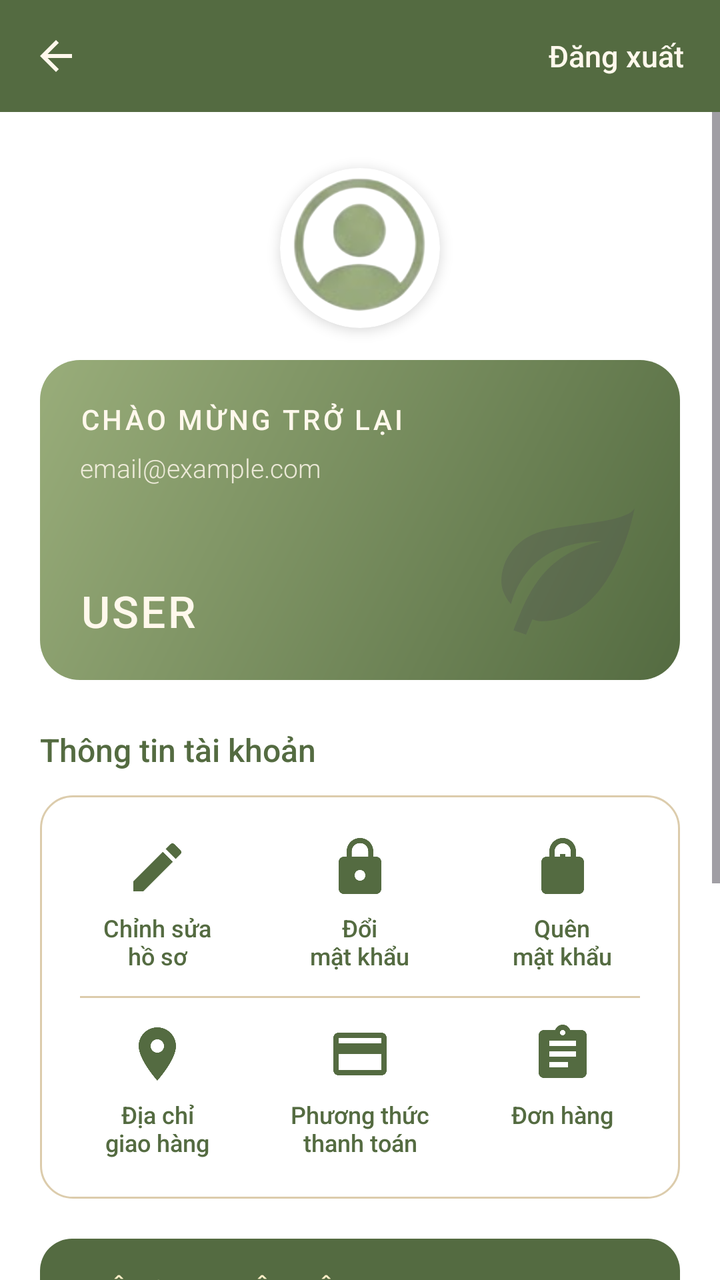
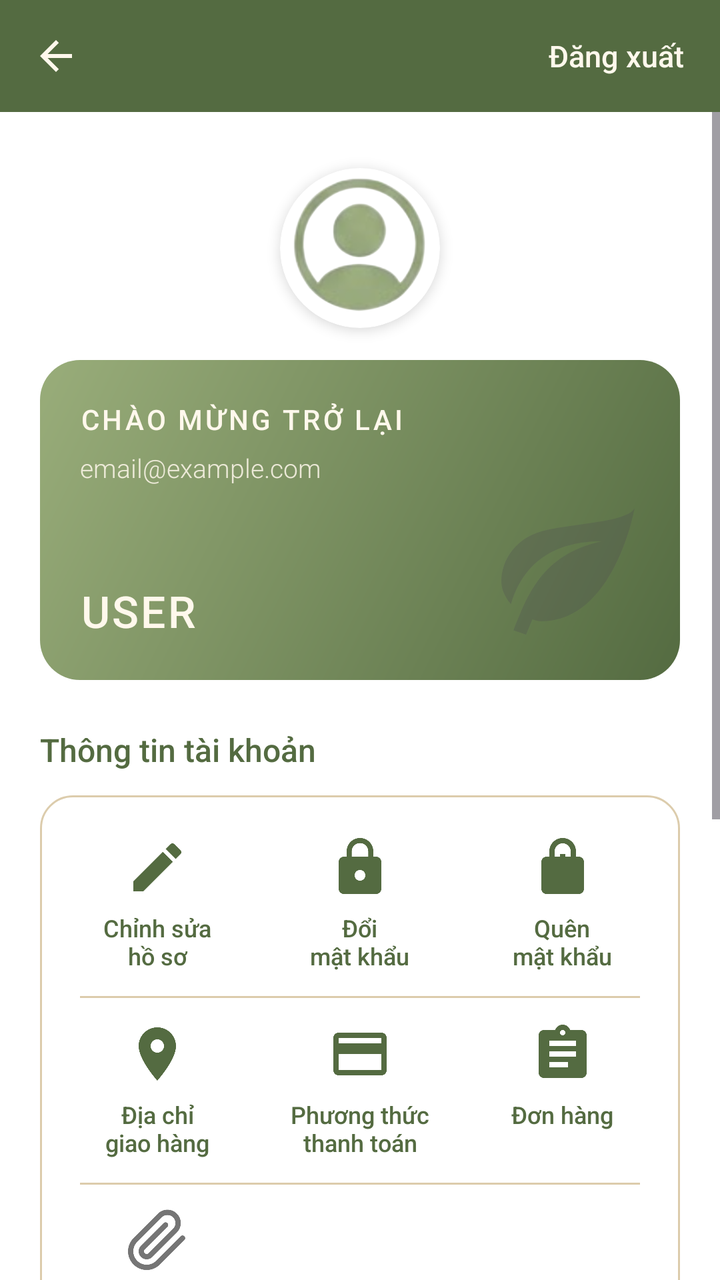

Before-and-after screenshots of an Android layout around one commit, followed by the original layout XML and the change that was made.
<!-- AndroidManifest.xml: application theme Theme.FinalApp -->
<!-- res/layout/activity_profile.xml -->
<?xml version="1.0" encoding="utf-8"?>
<LinearLayout xmlns:android="http://schemas.android.com/apk/res/android"
    xmlns:app="http://schemas.android.com/apk/res-auto"
    xmlns:tools="http://schemas.android.com/tools"
    android:id="@+id/profile_root"
    android:layout_width="match_parent"
    android:layout_height="match_parent"
    android:orientation="vertical"
    android:background="@color/background"
    tools:context=".ProfileActivity">

    
    <LinearLayout
        android:id="@+id/profile_header_bar"
        android:layout_width="match_parent"
        android:layout_height="wrap_content"
        android:background="@color/primary"
        android:minHeight="56dp"
        android:gravity="center_vertical"
        android:orientation="horizontal"
        android:paddingStart="4dp"
        android:paddingEnd="8dp">

        <ImageButton
            android:id="@+id/btnBack"
            android:layout_width="48dp"
            android:layout_height="48dp"
            android:background="?attr/selectableItemBackgroundBorderless"
            android:src="@drawable/ic_arrow_back"
            android:padding="10dp"
            app:tint="@color/text_button"
            android:contentDescription="@string/product_cart_desc"/>

        <View
            android:layout_width="0dp"
            android:layout_height="1dp"
            android:layout_weight="1"/>

        <TextView
            android:id="@+id/tv_header_logout"
            android:layout_width="wrap_content"
            android:layout_height="wrap_content"
            android:padding="10dp"
            android:text="@string/str_logout"
            android:textColor="@color/text_button"
            android:textSize="15sp"
            android:fontFamily="sans-serif-medium"
            android:background="?attr/selectableItemBackground"
            android:clickable="true"
            android:focusable="true"/>
    </LinearLayout>

    
    <ScrollView
        android:layout_width="match_parent"
        android:layout_height="0dp"
        android:layout_weight="1"
        android:fillViewport="true">

        <LinearLayout
            android:layout_width="match_parent"
            android:layout_height="wrap_content"
            android:orientation="vertical"
            android:padding="20dp">

            
            <androidx.cardview.widget.CardView
                android:id="@+id/cardProfileAvatar"
                android:layout_width="80dp"
                android:layout_height="80dp"
                android:layout_gravity="center_horizontal"
                android:layout_marginTop="8dp"
                android:layout_marginBottom="16dp"
                app:cardCornerRadius="40dp"
                app:cardElevation="4dp">

                <ImageView
                    android:id="@+id/iv_profile_avatar"
                    android:layout_width="match_parent"
                    android:layout_height="match_parent"
                    android:scaleType="centerCrop"
                    android:src="@mipmap/ic_account"
                    android:contentDescription="@string/product_logo_desc"/>
            </androidx.cardview.widget.CardView>

            
            <FrameLayout
                android:layout_width="match_parent"
                android:layout_height="160dp"
                android:background="@drawable/bg_welcome_card">

                <LinearLayout
                    android:layout_width="match_parent"
                    android:layout_height="wrap_content"
                    android:layout_gravity="top|start"
                    android:orientation="vertical"
                    android:padding="20dp">

                    <TextView
                        android:layout_width="wrap_content"
                        android:layout_height="wrap_content"
                        android:text="@string/str_profile_welcome_back"
                        android:textColor="@color/text_button"
                        android:textSize="14sp"
                        android:letterSpacing="0.1"
                        android:fontFamily="sans-serif-medium"/>

                    <TextView
                        android:id="@+id/tv_welcome_email"
                        android:layout_width="wrap_content"
                        android:layout_height="wrap_content"
                        android:layout_marginTop="6dp"
                        android:text="@string/str_profile_email_example"
                        android:textColor="@color/text_button"
                        android:textSize="13sp"
                        android:alpha="0.85"
                        android:fontFamily="sans-serif-light"/>
                </LinearLayout>

                <TextView
                    android:id="@+id/tv_welcome_name_big"
                    android:layout_width="wrap_content"
                    android:layout_height="wrap_content"
                    android:layout_gravity="bottom|start"
                    android:layout_margin="20dp"
                    android:text="@string/str_profile_user_default"
                    android:textColor="@color/text_button"
                    android:textSize="22sp"
                    android:letterSpacing="0.05"
                    android:fontFamily="sans-serif-medium"/>

                <ImageView
                    android:layout_width="80dp"
                    android:layout_height="80dp"
                    android:layout_gravity="bottom|end"
                    android:layout_margin="16dp"
                    android:alpha="0.25"
                    android:src="@drawable/ic_leaf"
                    android:contentDescription="@string/product_logo_desc"/>
            </FrameLayout>

            
            <TextView
                android:layout_width="wrap_content"
                android:layout_height="wrap_content"
                android:layout_marginTop="24dp"
                android:text="@string/str_profile_account_info"
                android:textColor="@color/text_main"
                android:textSize="16sp"
                android:fontFamily="sans-serif-medium"/>

            
            <LinearLayout
                android:layout_width="match_parent"
                android:layout_height="wrap_content"
                android:layout_marginTop="12dp"
                android:background="@drawable/bg_menu_grid_card"
                android:orientation="vertical"
                android:padding="8dp">

                
                <LinearLayout
                    android:layout_width="match_parent"
                    android:layout_height="wrap_content"
                    android:orientation="horizontal">

                    <LinearLayout
                        android:id="@+id/menu_edit_profile"
                        android:layout_width="0dp"
                        android:layout_height="wrap_content"
                        android:layout_weight="1"
                        android:background="?attr/selectableItemBackground"
                        android:clickable="true"
                        android:focusable="true"
                        android:gravity="center"
                        android:orientation="vertical"
                        android:padding="12dp">

                        <ImageView
                            android:layout_width="32dp"
                            android:layout_height="32dp"
                            android:src="@drawable/ic_menu_edit_profile"
                            android:contentDescription="@string/edit_profile"/>

                        <TextView
                            android:layout_width="wrap_content"
                            android:layout_height="wrap_content"
                            android:layout_marginTop="6dp"
                            android:gravity="center"
                            android:text="@string/str_menu_edit_profile"
                            android:textColor="@color/text_main"
                            android:textSize="12sp"
                            android:fontFamily="sans-serif-medium"/>
                    </LinearLayout>

                    <LinearLayout
                        android:id="@+id/menu_change_password"
                        android:layout_width="0dp"
                        android:layout_height="wrap_content"
                        android:layout_weight="1"
                        android:background="?attr/selectableItemBackground"
                        android:clickable="true"
                        android:focusable="true"
                        android:gravity="center"
                        android:orientation="vertical"
                        android:padding="12dp">

                        <ImageView
                            android:layout_width="32dp"
                            android:layout_height="32dp"
                            android:src="@drawable/ic_menu_password"
                            android:contentDescription="@string/change_password"/>

                        <TextView
                            android:layout_width="wrap_content"
                            android:layout_height="wrap_content"
                            android:layout_marginTop="6dp"
                            android:gravity="center"
                            android:text="@string/str_menu_change_password"
                            android:textColor="@color/text_main"
                            android:textSize="12sp"
                            android:fontFamily="sans-serif-medium"/>
                    </LinearLayout>

                    <LinearLayout
                        android:id="@+id/menu_forgot_password"
                        android:layout_width="0dp"
                        android:layout_height="wrap_content"
                        android:layout_weight="1"
                        android:background="?attr/selectableItemBackground"
                        android:clickable="true"
                        android:focusable="true"
                        android:gravity="center"
                        android:orientation="vertical"
                        android:padding="12dp">

                        <ImageView
                            android:layout_width="32dp"
                            android:layout_height="32dp"
                            android:src="@drawable/ic_menu_forgot_password"
                            android:contentDescription="@string/forgot_password_title"/>

                        <TextView
                            android:layout_width="wrap_content"
                            android:layout_height="wrap_content"
                            android:layout_marginTop="6dp"
                            android:gravity="center"
                            android:text="@string/str_menu_forgot_password"
                            android:textColor="@color/text_main"
                            android:textSize="12sp"
                            android:fontFamily="sans-serif-medium"/>
                    </LinearLayout>
                </LinearLayout>

                
                <View
                    android:layout_width="match_parent"
                    android:layout_height="1dp"
                    android:layout_marginStart="12dp"
                    android:layout_marginEnd="12dp"
                    android:background="@color/timestamp"/>

                
                <LinearLayout
                    android:layout_width="match_parent"
                    android:layout_height="wrap_content"
                    android:orientation="horizontal">

                    <LinearLayout
                        android:id="@+id/menu_address"
                        android:layout_width="0dp"
                        android:layout_height="wrap_content"
                        android:layout_weight="1"
                        android:background="?attr/selectableItemBackground"
                        android:clickable="true"
                        android:focusable="true"
                        android:gravity="center"
                        android:orientation="vertical"
                        android:padding="12dp">

                        <ImageView
                            android:layout_width="32dp"
                            android:layout_height="32dp"
                            android:src="@drawable/ic_menu_address"
                            android:contentDescription="@string/shipping_address_title"/>

                        <TextView
                            android:layout_width="wrap_content"
                            android:layout_height="wrap_content"
                            android:layout_marginTop="6dp"
                            android:gravity="center"
                            android:text="@string/str_menu_address"
                            android:textColor="@color/text_main"
                            android:textSize="12sp"
                            android:fontFamily="sans-serif-medium"/>
                    </LinearLayout>

                    <LinearLayout
                        android:id="@+id/menu_payment"
                        android:layout_width="0dp"
                        android:layout_height="wrap_content"
                        android:layout_weight="1"
                        android:background="?attr/selectableItemBackground"
                        android:clickable="true"
                        android:focusable="true"
                        android:gravity="center"
                        android:orientation="vertical"
                        android:padding="12dp">

                        <ImageView
                            android:layout_width="32dp"
                            android:layout_height="32dp"
                            android:src="@drawable/ic_menu_payment"
                            android:contentDescription="@string/payment_method_title"/>

                        <TextView
                            android:layout_width="wrap_content"
                            android:layout_height="wrap_content"
                            android:layout_marginTop="6dp"
                            android:gravity="center"
                            android:text="@string/str_menu_payment"
                            android:textColor="@color/text_main"
                            android:textSize="12sp"
                            android:fontFamily="sans-serif-medium"/>
                    </LinearLayout>

                    <LinearLayout
                        android:id="@+id/menu_orders"
                        android:layout_width="0dp"
                        android:layout_height="wrap_content"
                        android:layout_weight="1"
                        android:background="?attr/selectableItemBackground"
                        android:clickable="true"
                        android:focusable="true"
                        android:gravity="center"
                        android:orientation="vertical"
                        android:padding="12dp">

                        <ImageView
                            android:layout_width="32dp"
                            android:layout_height="32dp"
                            android:src="@drawable/ic_menu_orders"
                            android:contentDescription="@string/str_menu_orders"/>

                        <TextView
                            android:layout_width="wrap_content"
                            android:layout_height="wrap_content"
                            android:layout_marginTop="6dp"
                            android:gravity="center"
                            android:text="@string/str_menu_orders"
                            android:textColor="@color/text_main"
                            android:textSize="12sp"
                            android:fontFamily="sans-serif-medium"/>
                    </LinearLayout>
                </LinearLayout>
            </LinearLayout>

            
            <LinearLayout
                android:layout_width="match_parent"
                android:layout_height="wrap_content"
                android:layout_marginTop="20dp"
                android:layout_marginBottom="20dp"
                android:background="@drawable/bg_profile_card_green"
                android:orientation="vertical"
                android:padding="16dp">

                <TextView
                    android:layout_width="wrap_content"
                    android:layout_height="wrap_content"
                    android:text="@string/str_profile_contact_info"
                    android:textColor="#FFEFC8"
                    android:textSize="13sp"
                    android:letterSpacing="0.05"
                    android:fontFamily="sans-serif-medium"/>

                
                <TextView
                    android:layout_width="wrap_content"
                    android:layout_height="wrap_content"
                    android:layout_marginTop="14dp"
                    android:text="@string/str_phone_number"
                    android:textColor="#AAFFFFFF"
                    android:textSize="12sp"
                    android:fontFamily="sans-serif-light"/>

                <TextView
                    android:id="@+id/tv_profile_phone"
                    android:layout_width="wrap_content"
                    android:layout_height="wrap_content"
                    android:layout_marginTop="2dp"
                    android:text="@string/str_not_updated"
                    android:textColor="@color/white"
                    android:textSize="15sp"
                    android:fontFamily="sans-serif-medium"/>

                <View
                    android:layout_width="match_parent"
                    android:layout_height="1dp"
                    android:layout_marginTop="10dp"
                    android:layout_marginBottom="10dp"
                    android:background="#33FFFFFF"/>

                
                <TextView
                    android:layout_width="wrap_content"
                    android:layout_height="wrap_content"
                    android:text="@string/str_address"
                    android:textColor="#AAFFFFFF"
                    android:textSize="12sp"
                    android:fontFamily="sans-serif-light"/>

                <TextView
                    android:id="@+id/tv_profile_address"
                    android:layout_width="match_parent"
                    android:layout_height="wrap_content"
                    android:layout_marginTop="2dp"
                    android:text="@string/str_not_updated"
                    android:textColor="@color/white"
                    android:textSize="15sp"
                    android:fontFamily="sans-serif-medium"/>

                <View
                    android:layout_width="match_parent"
                    android:layout_height="1dp"
                    android:layout_marginTop="10dp"
                    android:layout_marginBottom="10dp"
                    android:background="#33FFFFFF"/>

                
                <TextView
                    android:layout_width="wrap_content"
                    android:layout_height="wrap_content"
                    android:text="@string/str_email_label"
                    android:textColor="#AAFFFFFF"
                    android:textSize="12sp"
                    android:fontFamily="sans-serif-light"/>

                <TextView
                    android:id="@+id/tv_profile_email"
                    android:layout_width="match_parent"
                    android:layout_height="wrap_content"
                    android:layout_marginTop="2dp"
                    android:text="@string/str_profile_email_example"
                    android:textColor="@color/white"
                    android:textSize="15sp"
                    android:fontFamily="sans-serif-medium"/>

                <View
                    android:layout_width="match_parent"
                    android:layout_height="1dp"
                    android:layout_marginTop="10dp"
                    android:layout_marginBottom="10dp"
                    android:background="#33FFFFFF"/>

                
                <TextView
                    android:layout_width="wrap_content"
                    android:layout_height="wrap_content"
                    android:text="@string/str_account_type"
                    android:textColor="#AAFFFFFF"
                    android:textSize="12sp"
                    android:fontFamily="sans-serif-light"/>

                <TextView
                    android:id="@+id/tv_profile_role"
                    android:layout_width="wrap_content"
                    android:layout_height="wrap_content"
                    android:layout_marginTop="2dp"
                    android:text="@string/str_role_customer"
                    android:textColor="@color/white"
                    android:textSize="15sp"
                    android:fontFamily="sans-serif-medium"/>
            </LinearLayout>
        </LinearLayout>
    </ScrollView>
</LinearLayout>
<!-- resources referenced by this layout -->
<resources>
  <color name="background">#FFFFFF</color>
  <color name="primary">#546B41</color>
  <color name="text_button">#FFF8EC</color>
  <color name="text_main">#546B41</color>
  <color name="timestamp">#DCCCAC</color>
  <color name="white">#FFFFFFFF</color>
  <!-- drawable bg_menu_grid_card (drawable) -->
  <?xml version="1.0" encoding="utf-8"?>
  <shape xmlns:android="http://schemas.android.com/apk/res/android"
      android:shape="rectangle">
      <solid android:color="@android:color/white"/>
      <corners android:radius="16dp"/>
      <stroke android:width="1dp" android:color="@color/timestamp"/>
  </shape>
  <!-- drawable bg_profile_card_green (drawable) -->
  <?xml version="1.0" encoding="utf-8"?>
  <shape xmlns:android="http://schemas.android.com/apk/res/android"
      android:shape="rectangle">
      <solid android:color="@color/primary"/>
      <corners android:radius="16dp"/>
  </shape>
  <string name="change_password">Đổi\nmật khẩu</string>
  <string name="edit_profile">Chỉnh sửa\nhồ sơ</string>
  <string name="forgot_password_title">Quên\nmật khẩu</string>
  <string name="payment_method_title">Phương thức\nthanh toán</string>
  <string name="product_cart_desc">Giỏ hàng</string>
  <string name="product_logo_desc">Logo</string>
  <string name="shipping_address_title">Địa chỉ\ngiao hàng</string>
  <string name="str_account_type">Loại tài khoản</string>
  <string name="str_address">Địa chỉ</string>
  <string name="str_email_label">Email</string>
  <string name="str_logout">Đăng xuất</string>
  <string name="str_menu_address">Địa chỉ\ngiao hàng</string>
  <string name="str_menu_change_password">Đổi\nmật khẩu</string>
  <string name="str_menu_edit_profile">Chỉnh sửa\nhồ sơ</string>
  <string name="str_menu_forgot_password">Quên\nmật khẩu</string>
  <string name="str_menu_orders">Đơn hàng</string>
  <string name="str_menu_payment">Phương thức\nthanh toán</string>
  <string name="str_not_updated">Chưa cập nhật</string>
  <string name="str_phone_number">Số điện thoại</string>
  <string name="str_profile_account_info">Thông tin tài khoản</string>
  <string name="str_profile_contact_info">THÔNG TIN LIÊN HỆ</string>
  <string name="str_profile_email_example">email@example.com</string>
  <string name="str_profile_user_default">USER</string>
  <string name="str_profile_welcome_back">CHÀO MỪNG TRỞ LẠI</string>
  <string name="str_role_customer">Khách hàng</string>
  <style name="Theme.FinalApp" parent="Base.Theme.FinalApp">
      </style>
  <color name="primary_variant">#99AD7A</color>
  <color name="toolbar_content">#FFF8EC</color>
  <color name="toolbar_background">#546B41</color>
  <style name="TextAppearance.App.Header" parent="TextAppearance.Material3.TitleMedium">
          <item name="fontFamily">sans-serif-medium</item>
          <item name="android:textColor">@color/text_main</item>
      </style>
  <style name="TextAppearance.App.Content" parent="TextAppearance.Material3.BodyMedium">
          <item name="fontFamily">sans-serif-light</item>
          <item name="android:textSize">@dimen/text_size_content</item>
          <item name="android:textColor">@color/text_main</item>
      </style>
  <dimen name="text_size_content">16sp</dimen>
  <!-- unchanged entries left out for length: 11 -->
</resources>

<!-- the commit's change to res/layout/activity_profile.xml (unified diff, before → after) -->
@@ -353,6 +353,60 @@
                             android:fontFamily="sans-serif-medium"/>
                     </LinearLayout>
                 </LinearLayout>
+
+                
+                <View
+                    android:layout_width="match_parent"
+                    android:layout_height="1dp"
+                    android:layout_marginStart="12dp"
+                    android:layout_marginEnd="12dp"
+                    android:background="@color/timestamp"/>
+
+                
+                <LinearLayout
+                    android:layout_width="match_parent"
+                    android:layout_height="wrap_content"
+                    android:orientation="horizontal">
+
+                    <LinearLayout
+                        android:id="@+id/menu_system"
+                        android:layout_width="0dp"
+                        android:layout_height="wrap_content"
+                        android:layout_weight="1"
+                        android:background="?attr/selectableItemBackground"
+                        android:clickable="true"
+                        android:focusable="true"
+                        android:gravity="center"
+                        android:orientation="vertical"
+                        android:padding="12dp">
+
+                        <ImageView
+                            android:layout_width="32dp"
+                            android:layout_height="32dp"
+                            android:src="@drawable/ic_attach"
+                            android:contentDescription="@string/str_menu_system"/>
+
+                        <TextView
+                            android:layout_width="wrap_content"
+                            android:layout_height="wrap_content"
+                            android:layout_marginTop="6dp"
+                            android:gravity="center"
+                            android:text="@string/str_menu_system"
+                            android:textColor="@color/text_main"
+                            android:textSize="12sp"
+                            android:fontFamily="sans-serif-medium"/>
+                    </LinearLayout>
+
+                    
+                    <View
+                        android:layout_width="0dp"
+                        android:layout_height="match_parent"
+                        android:layout_weight="1"/>
+                    <View
+                        android:layout_width="0dp"
+                        android:layout_height="match_parent"
+                        android:layout_weight="1"/>
+                </LinearLayout>
             </LinearLayout>
 
             
<!-- resource entries referenced after the edit -->
@@ -21,6 +21,21 @@
       <solid android:color="@color/primary"/>
       <corners android:radius="16dp"/>
   </shape>
+  <!-- drawable ic_attach (drawable) -->
+  <?xml version="1.0" encoding="utf-8"?>
+  <vector xmlns:android="http://schemas.android.com/apk/res/android"
+      android:width="24dp"
+      android:height="24dp"
+      android:viewportWidth="24"
+      android:viewportHeight="24">
+      <path
+          android:fillColor="@android:color/transparent"
+          android:strokeColor="#757575"
+          android:strokeWidth="2"
+          android:strokeLineCap="round"
+          android:strokeLineJoin="round"
+          android:pathData="M21.44,11.05l-9.19,9.19a6,6,0,0,1-8.49-8.49l9.19-9.19a4,4,0,0,1,5.66,5.66l-9.2,9.19a2,2,0,0,1-2.83-2.83l8.49-8.48"/>
+  </vector>
   <string name="change_password">Đổi\nmật khẩu</string>
   <string name="edit_profile">Chỉnh sửa\nhồ sơ</string>
   <string name="forgot_password_title">Quên\nmật khẩu</string>
@@ -38,6 +53,7 @@
   <string name="str_menu_forgot_password">Quên\nmật khẩu</string>
   <string name="str_menu_orders">Đơn hàng</string>
   <string name="str_menu_payment">Phương thức\nthanh toán</string>
+  <string name="str_menu_system">Kết nối</string>
   <string name="str_not_updated">Chưa cập nhật</string>
   <string name="str_phone_number">Số điện thoại</string>
   <string name="str_profile_account_info">Thông tin tài khoản</string>
